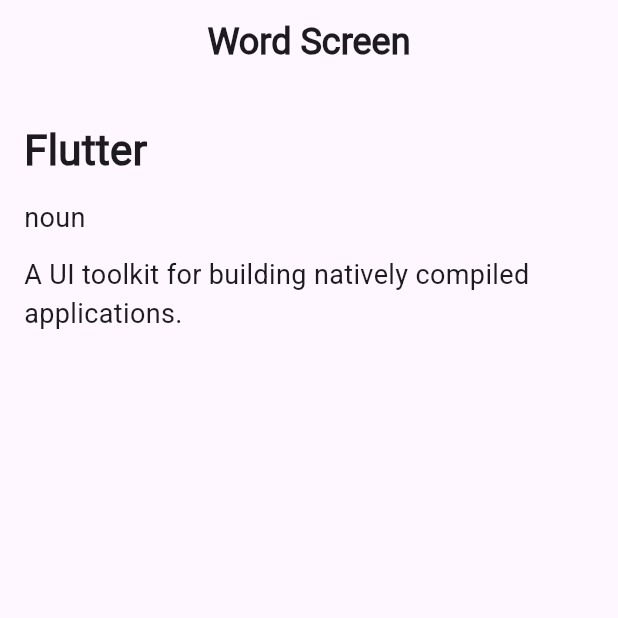
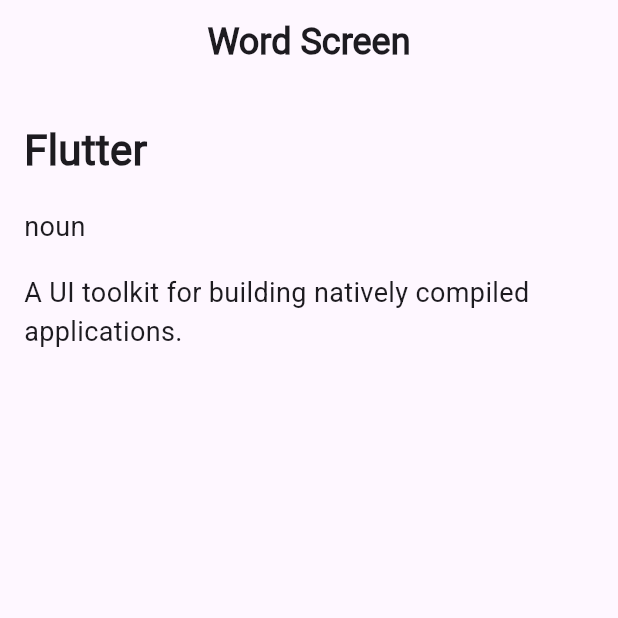
Before and after one commit to taha-majdlawi/smart-Dictionary_app, a Flutter app: the screen it shows after launch, on a phone screen of 412 x 824 dp, the top half of it. Run offline on Flutter 3.47's test engine with Material 3 defaults, Android fonts, the phone set to English and light mode, and no system bars; our stand-ins replace iconly, shared_preferences.

Commit message:
create WordDefinintionWidget

```diff
--- a/lib/screens/word_screen.dart
+++ b/lib/screens/word_screen.dart
@@ -1,6 +1,7 @@
 import 'package:flutter/material.dart';
 import 'package:smart_dictionary_app/core/constants/app_text_styles.dart';
 import 'package:smart_dictionary_app/widgets/recent_search_words_widget.dart';
+import 'package:smart_dictionary_app/widgets/word_defintion_widget.dart';
 
 class WordScreen extends StatelessWidget {
   const WordScreen({super.key});
@@ -17,18 +18,7 @@
           padding: const EdgeInsets.symmetric(horizontal: 16.0),
           child: Column(
             crossAxisAlignment: CrossAxisAlignment.start,
-            children: [
-              SizedBox(height: 24),
-              Text('Flutter', style: AppTextStyles.textStyle2),
-              SizedBox(height: 12),
-              Text('noun', style: AppTextStyles.textStyle3),
-              SizedBox(height: 12),
-              Text(
-                maxLines: 2,
-                'A UI toolkit for building natively compiled applications.',
-                style: AppTextStyles.textStyle4,
-              ),
-            ],
+            children: [WordDefinintionWidget()],
           ),
         ),
       ),
--- /dev/null
+++ b/lib/widgets/word_defintion_widget.dart
@@ -0,0 +1,28 @@
+
+import 'package:flutter/material.dart';
+import 'package:smart_dictionary_app/core/constants/app_text_styles.dart';
+
+class WordDefinintionWidget extends StatelessWidget {
+  const WordDefinintionWidget({
+    super.key,
+  });
+
+  @override
+  Widget build(BuildContext context) {
+    return Column(
+      crossAxisAlignment: CrossAxisAlignment.start,
+      children: [
+        SizedBox(height: 24),
+        Text('Flutter', style: AppTextStyles.textStyle2),
+        SizedBox(height: 18),
+        Text('noun', style: AppTextStyles.textStyle3),
+        SizedBox(height: 18),
+        Text(
+          maxLines: 2,
+          'A UI toolkit for building natively compiled applications.',
+          style: AppTextStyles.textStyle4,
+        ),
+      ],
+    );
+  }
+}
```
